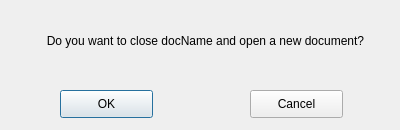
Before: the Qt Designer form client/AlertNewDocument.ui in anphetamina/CoText, drawn with Qt 5.
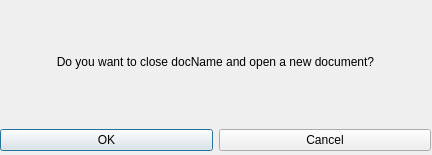
After: the same form once the commit is applied.

Commit message: 1. userListToggle is now a ClickableLabel to emit clicked() and show userList on the right. 2. Update all widgets layouts to be responsive 3.TODO: userWidget + userWidgetEdit

The edit to the form file:
```diff
--- a/client/AlertNewDocument.ui
+++ b/client/AlertNewDocument.ui
@@ -6,22 +6,25 @@
    <rect>
     <x>0</x>
     <y>0</y>
-    <width>400</width>
-    <height>130</height>
+    <width>432</width>
+    <height>155</height>
    </rect>
   </property>
   <property name="windowTitle">
    <string>Dialog</string>
   </property>
+  <widget class="QWidget" name="verticalLayoutWidget">
+   <property name="geometry">
+    <rect>
+     <x>0</x>
+     <y>0</y>
+     <width>431</width>
+     <height>151</height>
+    </rect>
+   </property>
+   <layout class="QVBoxLayout" name="verticalLayout">
+    <item>
   <widget class="QLabel" name="label">
-   <property name="geometry">
-    <rect>
-     <x>40</x>
-     <y>10</y>
-     <width>331</width>
-     <height>61</height>
-    </rect>
-   </property>
    <property name="text">
     <string>Do you want to close docName and open a new document?</string>
    </property>
@@ -35,31 +38,26 @@
     <bool>true</bool>
    </property>
   </widget>
+    </item>
+    <item>
+     <layout class="QHBoxLayout" name="horizontalLayout">
+      <item>
   <widget class="QPushButton" name="pushButton_ok">
-   <property name="geometry">
-    <rect>
-     <x>60</x>
-     <y>90</y>
-     <width>93</width>
-     <height>28</height>
-    </rect>
-   </property>
    <property name="text">
     <string>OK</string>
    </property>
   </widget>
+      </item>
+      <item>
   <widget class="QPushButton" name="pushButton_cancel">
-   <property name="geometry">
-    <rect>
-     <x>250</x>
-     <y>90</y>
-     <width>93</width>
-     <height>28</height>
-    </rect>
-   </property>
    <property name="text">
     <string>Cancel</string>
    </property>
+       </widget>
+      </item>
+     </layout>
+    </item>
+   </layout>
   </widget>
  </widget>
  <resources/>
```
Lines whose indentation alone changed are shown as unchanged. The commit also changes 13 other files.
